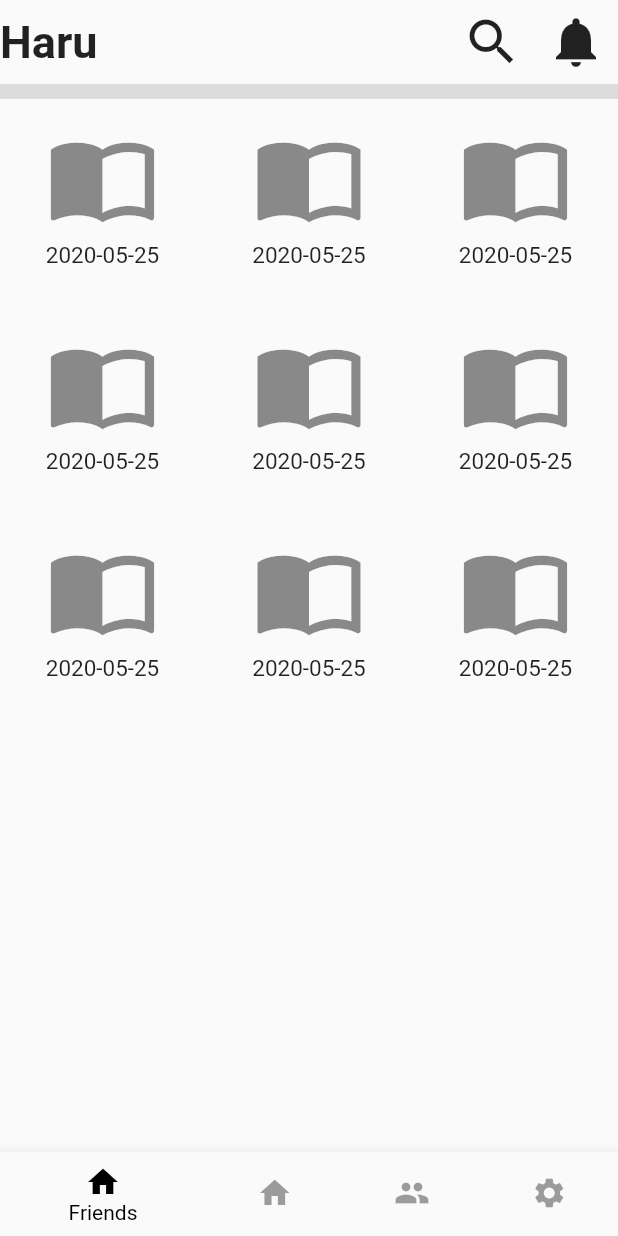
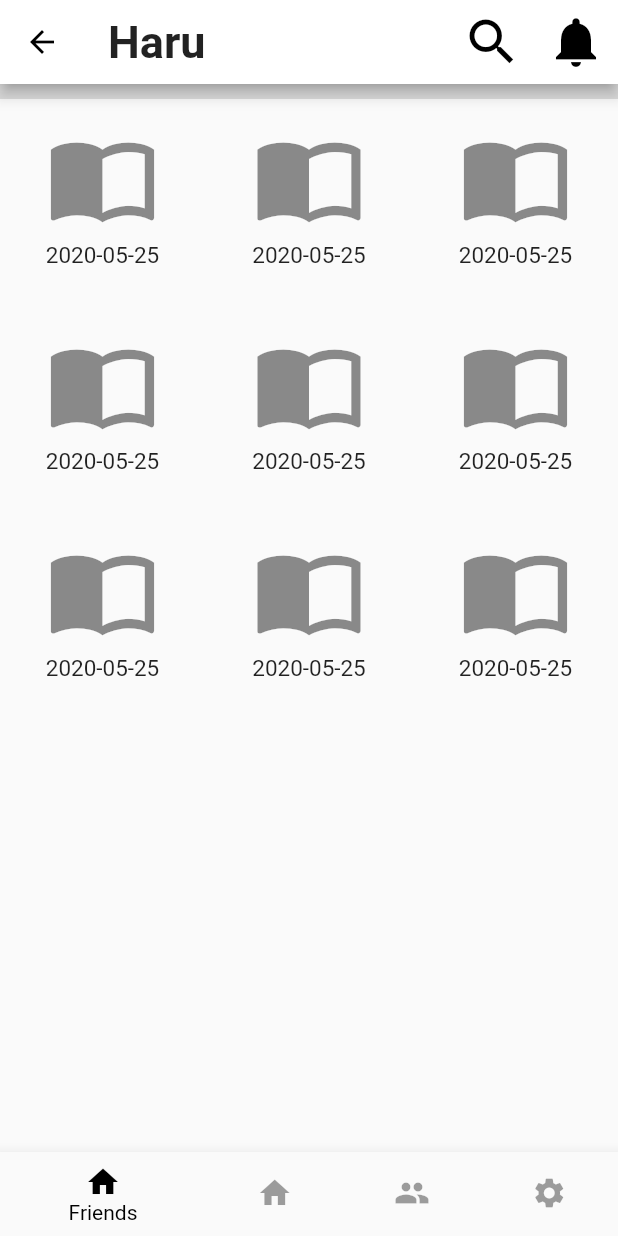
Before and after one commit to haru-app/haru-app, a Flutter app: the FriendsViewPage screen opened by its route, on a phone screen of 412 x 824 dp. Run offline on Flutter 3.47's test engine with Material 2 defaults, Android fonts, the phone set to English and light mode, and no system bars; our stand-ins replace flushbar, shared_preferences; accounts and stored records are empty.

Commit message:
디자인 수정

```diff
--- a/lib/widgets/common/top_bar.dart
+++ b/lib/widgets/common/top_bar.dart
@@ -1,6 +1,5 @@
 import 'package:flutter/material.dart';
 import 'package:flutter/rendering.dart';
-import 'package:haruapp/services/auth.dart';
 import 'package:haruapp/widgets/common/top_bar_title.dart';
 
 class TopBar extends StatefulWidget implements PreferredSizeWidget {
@@ -19,24 +18,7 @@ class TopBar extends StatefulWidget implements PreferredSizeWidget {
 class _TopBarState extends State<TopBar> {
   @override
   Widget build(BuildContext context) {
-    return Row(
-      mainAxisAlignment: MainAxisAlignment.spaceBetween,
-      children: <Widget>[
-        GestureDetector(
-          onTap: () {
-            AuthService(context: context).updateToken();
-          },
-          child: Container(
-            padding: EdgeInsets.only(right: 1),
-            child: Text(
-              'Haru',
-              style: TextStyle(fontSize: 30, fontWeight: FontWeight.bold),
-            ),
-          ),
-        ),
-        Container(
-          child: Row(
-            children: <Widget>[
+    return AppBar(title: TopBarTitle(), actions: [
       IconButton(
         icon: Icon(Icons.search),
         onPressed: () {
@@ -51,10 +33,6 @@ class _TopBarState extends State<TopBar> {
         },
         iconSize: 40,
       )
-            ],
-          ),
-        )
-      ],
-    );
+    ]);
   }
 }
```
Lines whose indentation alone changed are shown as unchanged.
